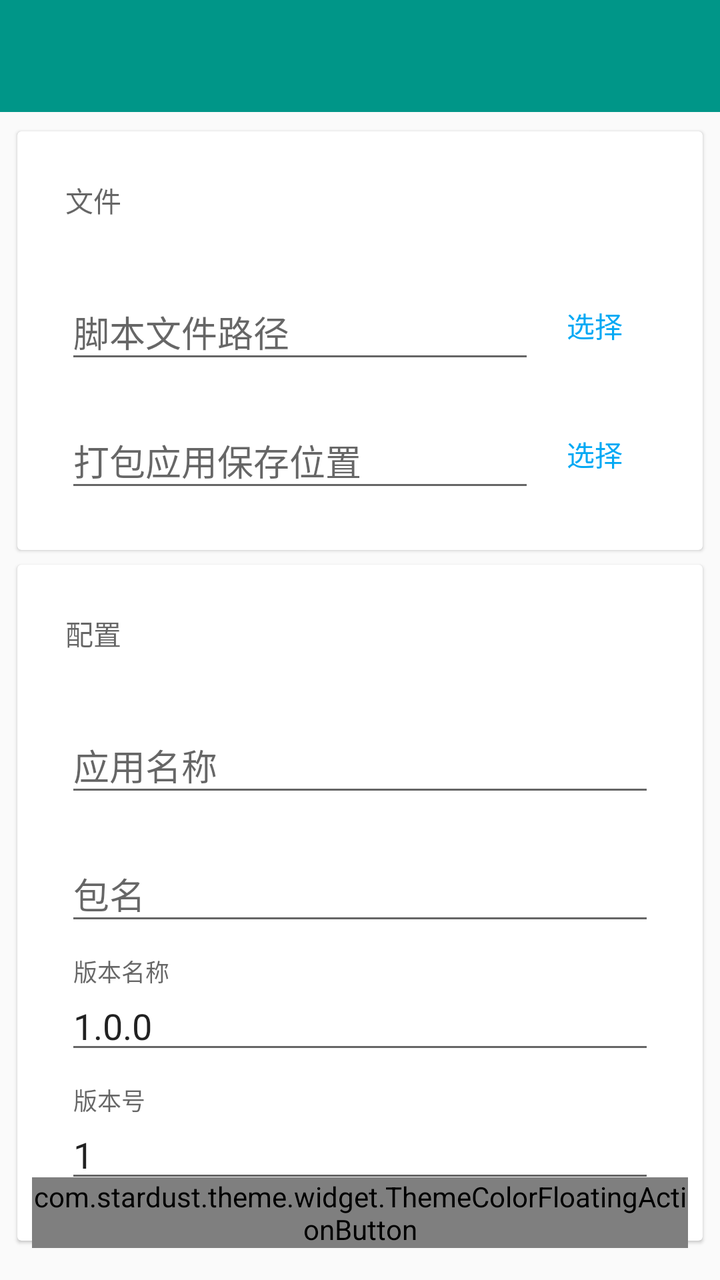
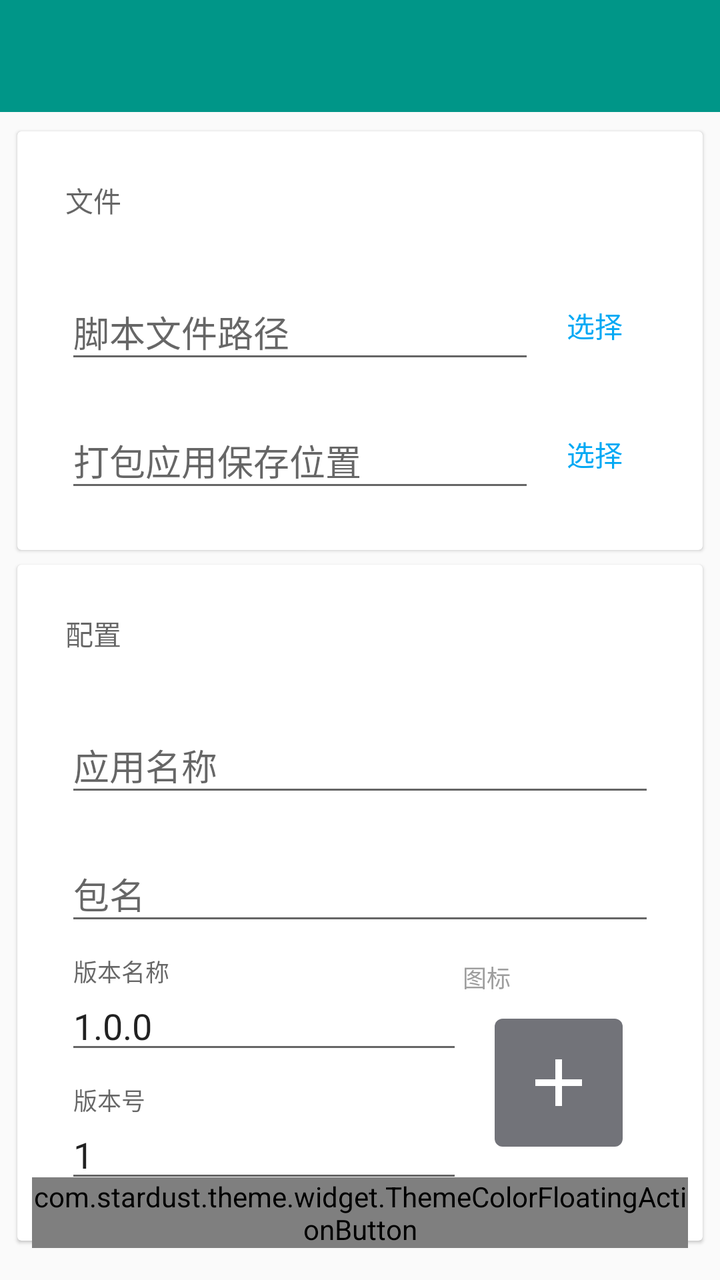

Compare the two renders of this Android layout. The source of the first and the diff that turns it into the second are given below.
<!-- AndroidManifest.xml: application theme AppTheme -->
<!-- res/layout/activity_build.xml -->
<?xml version="1.0" encoding="utf-8"?>
<LinearLayout xmlns:android="http://schemas.android.com/apk/res/android"
              xmlns:app="http://schemas.android.com/apk/res-auto"
              android:layout_width="match_parent"
              android:layout_height="match_parent"
              android:orientation="vertical">

    <android.support.design.widget.AppBarLayout
        android:layout_width="match_parent"
        android:layout_height="wrap_content"
        android:theme="@style/AppTheme.AppBarOverlay">

        <android.support.v7.widget.Toolbar
            android:id="@+id/toolbar"
            android:layout_width="match_parent"
            android:layout_height="wrap_content"/>

    </android.support.design.widget.AppBarLayout>


    <FrameLayout
        android:layout_width="match_parent"
        android:layout_height="match_parent"
        android:paddingTop="6dp">

        <ScrollView
            android:layout_width="match_parent"
            android:layout_height="match_parent">

            <LinearLayout
                android:layout_width="match_parent"
                android:layout_height="wrap_content"
                android:orientation="vertical">

                <android.support.v7.widget.CardView
                    android:layout_width="match_parent"
                    android:layout_height="wrap_content"
                    android:layout_marginLeft="6dp"
                    android:layout_marginRight="6dp"
                    app:cardBackgroundColor="@android:color/white"
                    app:cardCornerRadius="2dp"
                    app:cardElevation="1dp"
                    app:cardUseCompatPadding="true">

                    <LinearLayout
                        android:layout_width="match_parent"
                        android:layout_height="wrap_content"
                        android:orientation="vertical"
                        android:padding="24dp">

                        <TextView
                            android:layout_width="wrap_content"
                            android:layout_height="wrap_content"
                            android:layout_marginBottom="24dp"
                            android:text="@string/text_file"
                            android:textAppearance="@style/TextAppearance.AppCompat.Body2"
                            android:textColor="?android:textColorSecondary"/>

                        <LinearLayout
                            android:layout_width="match_parent"
                            android:layout_height="wrap_content"
                            android:orientation="horizontal">

                            <android.support.design.widget.TextInputLayout
                                android:layout_width="0dp"
                                android:layout_height="wrap_content"
                                android:layout_weight="1">

                                <android.support.design.widget.TextInputEditText
                                    android:id="@+id/source_path"
                                    android:layout_width="match_parent"
                                    android:layout_height="wrap_content"
                                    android:hint="@string/text_source_file_path"/>

                            </android.support.design.widget.TextInputLayout>

                            <android.support.v7.widget.AppCompatButton
                                android:id="@+id/select_source"
                                style="@style/Base.Widget.AppCompat.Button.Borderless.Colored"
                                android:layout_width="60dp"
                                android:layout_height="wrap_content"
                                android:layout_gravity="bottom"
                                android:text="@string/text_select"/>
                        </LinearLayout>


                        <LinearLayout
                            android:layout_width="match_parent"
                            android:layout_height="wrap_content"
                            android:layout_marginTop="12dp"
                            android:orientation="horizontal">

                            <android.support.design.widget.TextInputLayout
                                android:layout_width="0dp"
                                android:layout_height="wrap_content"
                                android:layout_weight="1">

                                <android.support.design.widget.TextInputEditText
                                    android:id="@+id/output_path"
                                    android:layout_width="match_parent"
                                    android:layout_height="wrap_content"
                                    android:hint="@string/text_output_apk_path"/>

                            </android.support.design.widget.TextInputLayout>

                            <android.support.v7.widget.AppCompatButton
                                android:id="@+id/select_output"
                                style="@style/Base.Widget.AppCompat.Button.Borderless.Colored"
                                android:layout_width="60dp"
                                android:layout_height="wrap_content"
                                android:layout_gravity="bottom"
                                android:text="@string/text_select"/>
                        </LinearLayout>
                    </LinearLayout>

                </android.support.v7.widget.CardView>

                <android.support.v7.widget.CardView
                    android:layout_width="match_parent"
                    android:layout_height="wrap_content"
                    android:layout_marginLeft="6dp"
                    android:layout_marginRight="6dp"
                    app:cardCornerRadius="2dp"
                    app:cardElevation="1dp"
                    app:cardUseCompatPadding="true">

                    <LinearLayout
                        android:layout_width="match_parent"
                        android:layout_height="wrap_content"
                        android:orientation="vertical"
                        android:padding="24dp">

                        <TextView
                            android:layout_width="wrap_content"
                            android:layout_height="wrap_content"
                            android:layout_marginBottom="24dp"
                            android:text="@string/text_config"
                            android:textAppearance="@style/TextAppearance.AppCompat.Body2"
                            android:textColor="?android:textColorSecondary"/>

                        <android.support.design.widget.TextInputLayout
                            android:layout_width="match_parent"
                            android:layout_height="wrap_content">

                            <android.support.design.widget.TextInputEditText
                                android:id="@+id/app_name"
                                android:layout_width="match_parent"
                                android:layout_height="wrap_content"
                                android:hint="@string/text_app_name"/>
                        </android.support.design.widget.TextInputLayout>

                        <android.support.design.widget.TextInputLayout
                            android:layout_width="match_parent"
                            android:layout_height="wrap_content"
                            android:layout_marginTop="12dp">

                            <android.support.design.widget.TextInputEditText
                                android:id="@+id/package_name"
                                android:layout_width="match_parent"
                                android:layout_height="wrap_content"
                                android:digits="abcdefghijklmnopqrstuvwxyzABCDEFGHIJKLMNOPQRSTUVWXYZ1234567890_."
                                android:hint="@string/text_package_name"/>
                        </android.support.design.widget.TextInputLayout>

                        <android.support.design.widget.TextInputLayout
                            android:layout_width="match_parent"
                            android:layout_height="wrap_content"
                            android:layout_marginTop="12dp">

                            <android.support.design.widget.TextInputEditText
                                android:id="@+id/version_name"
                                android:layout_width="match_parent"
                                android:layout_height="wrap_content"
                                android:hint="@string/text_version_name"
                                android:text="1.0.0"/>
                        </android.support.design.widget.TextInputLayout>

                        <android.support.design.widget.TextInputLayout
                            android:layout_width="match_parent"
                            android:layout_height="wrap_content"
                            android:layout_marginTop="12dp">

                            <android.support.design.widget.TextInputEditText
                                android:id="@+id/version_code"
                                android:layout_width="match_parent"
                                android:layout_height="wrap_content"
                                android:hint="@string/text_version_code"
                                android:inputType="number"
                                android:text="1"/>
                        </android.support.design.widget.TextInputLayout>
                    </LinearLayout>

                </android.support.v7.widget.CardView>
            </LinearLayout>
        </ScrollView>

        <com.stardust.theme.widget.ThemeColorFloatingActionButton
            android:id="@+id/fab"
            android:layout_width="wrap_content"
            android:layout_height="wrap_content"
            android:layout_gravity="end|right|bottom"
            android:layout_margin="16dp"
            android:src="@drawable/ic_done_white_48dp"/>
    </FrameLayout>


</LinearLayout>
<!-- resources referenced by this layout -->
<resources>
  <!-- drawable ic_done_white_48dp: png bitmap (drawable-hdpi, 255 bytes) -->
  <string name="text_app_name">应用名称</string>
  <string name="text_config">配置</string>
  <string name="text_file">文件</string>
  <string name="text_output_apk_path">打包应用保存位置</string>
  <string name="text_package_name">包名</string>
  <string name="text_select">选择</string>
  <string name="text_source_file_path">脚本文件路径</string>
  <string name="text_version_code">版本号</string>
  <string name="text_version_name">版本名称</string>
  <style name="AppTheme.AppBarOverlay" parent="ThemeOverlay.AppCompat.Dark.ActionBar" />
  <style name="AppTheme" parent="Theme.AppCompat.Light.NoActionBar">
          <item name="colorPrimary">@color/colorPrimary</item>
          <item name="colorPrimaryDark">@color/colorPrimaryDark</item>
          <item name="colorAccent">@color/colorAccent</item>
  
      </style>
  <color name="colorPrimary">#009688</color>
  <color name="colorPrimaryDark">#009688</color>
  <color name="colorAccent">#03a9f4</color>
</resources>

<!-- the commit's change to res/layout/activity_build.xml (unified diff, before → after) -->
@@ -162,32 +162,74 @@
                                 android:hint="@string/text_package_name"/>
                         </android.support.design.widget.TextInputLayout>
 
-                        <android.support.design.widget.TextInputLayout
-                            android:layout_width="match_parent"
-                            android:layout_height="wrap_content"
-                            android:layout_marginTop="12dp">
-
-                            <android.support.design.widget.TextInputEditText
-                                android:id="@+id/version_name"
-                                android:layout_width="match_parent"
-                                android:layout_height="wrap_content"
-                                android:hint="@string/text_version_name"
-                                android:text="1.0.0"/>
-                        </android.support.design.widget.TextInputLayout>
-
-                        <android.support.design.widget.TextInputLayout
-                            android:layout_width="match_parent"
-                            android:layout_height="wrap_content"
-                            android:layout_marginTop="12dp">
-
-                            <android.support.design.widget.TextInputEditText
-                                android:id="@+id/version_code"
-                                android:layout_width="match_parent"
-                                android:layout_height="wrap_content"
-                                android:hint="@string/text_version_code"
-                                android:inputType="number"
-                                android:text="1"/>
-                        </android.support.design.widget.TextInputLayout>
+                        <LinearLayout
+                            android:layout_width="match_parent"
+                            android:layout_height="wrap_content"
+                            android:orientation="horizontal">
+
+                            <LinearLayout
+                                android:layout_width="0dp"
+                                android:layout_height="wrap_content"
+                                android:layout_weight="1"
+                                android:orientation="vertical">
+
+                                <android.support.design.widget.TextInputLayout
+                                    android:layout_width="match_parent"
+                                    android:layout_height="wrap_content"
+                                    android:layout_marginTop="12dp">
+
+                                    <android.support.design.widget.TextInputEditText
+                                        android:id="@+id/version_name"
+                                        android:layout_width="match_parent"
+                                        android:layout_height="wrap_content"
+                                        android:hint="@string/text_version_name"
+                                        android:text="1.0.0"/>
+                                </android.support.design.widget.TextInputLayout>
+
+                                <android.support.design.widget.TextInputLayout
+                                    android:layout_width="match_parent"
+                                    android:layout_height="wrap_content"
+                                    android:layout_marginTop="12dp">
+
+                                    <android.support.design.widget.TextInputEditText
+                                        android:id="@+id/version_code"
+                                        android:layout_width="match_parent"
+                                        android:layout_height="wrap_content"
+                                        android:hint="@string/text_version_code"
+                                        android:inputType="number"
+                                        android:text="1"/>
+                                </android.support.design.widget.TextInputLayout>
+                            </LinearLayout>
+
+                            <LinearLayout
+                                android:layout_width="wrap_content"
+                                android:layout_height="match_parent"
+                                android:orientation="vertical">
+
+                                <TextView
+                                    android:layout_width="match_parent"
+                                    android:layout_height="wrap_content"
+                                    android:layout_marginBottom="12dp"
+                                    android:layout_marginTop="12dp"
+                                    android:text="@string/text_icon"
+                                    android:textColor="#9e9e9e"
+                                    android:textSize="12sp"/>
+
+                                <ImageView
+                                    android:id="@+id/icon"
+                                    android:layout_width="64dp"
+                                    android:layout_height="64dp"
+                                    android:layout_gravity="center"
+                                    android:layout_marginLeft="16dp"
+                                    android:layout_marginRight="16dp"
+                                    android:background="@drawable/shortcut_create_dialog_icon_bg"
+                                    android:padding="12dp"
+                                    android:src="@drawable/ic_add_white_48dp"/>
+                            </LinearLayout>
+
+                        </LinearLayout>
+
+
                     </LinearLayout>
 
                 </android.support.v7.widget.CardView>
<!-- resource entries referenced after the edit -->
@@ -1,9 +1,20 @@
 <!-- resources referenced by this layout -->
 <resources>
+  <!-- drawable ic_add_white_48dp: png bitmap (drawable, 116 bytes) -->
   <!-- drawable ic_done_white_48dp: png bitmap (drawable-hdpi, 255 bytes) -->
+  <!-- drawable shortcut_create_dialog_icon_bg (drawable) -->
+  <?xml version="1.0" encoding="utf-8"?>
+  <shape xmlns:android="http://schemas.android.com/apk/res/android">
+  
+      <corners android:radius="4dp"/>
+  
+      <solid android:color="#727379"/>
+  
+  </shape>
   <string name="text_app_name">应用名称</string>
   <string name="text_config">配置</string>
   <string name="text_file">文件</string>
+  <string name="text_icon">图标</string>
   <string name="text_output_apk_path">打包应用保存位置</string>
   <string name="text_package_name">包名</string>
   <string name="text_select">选择</string>
